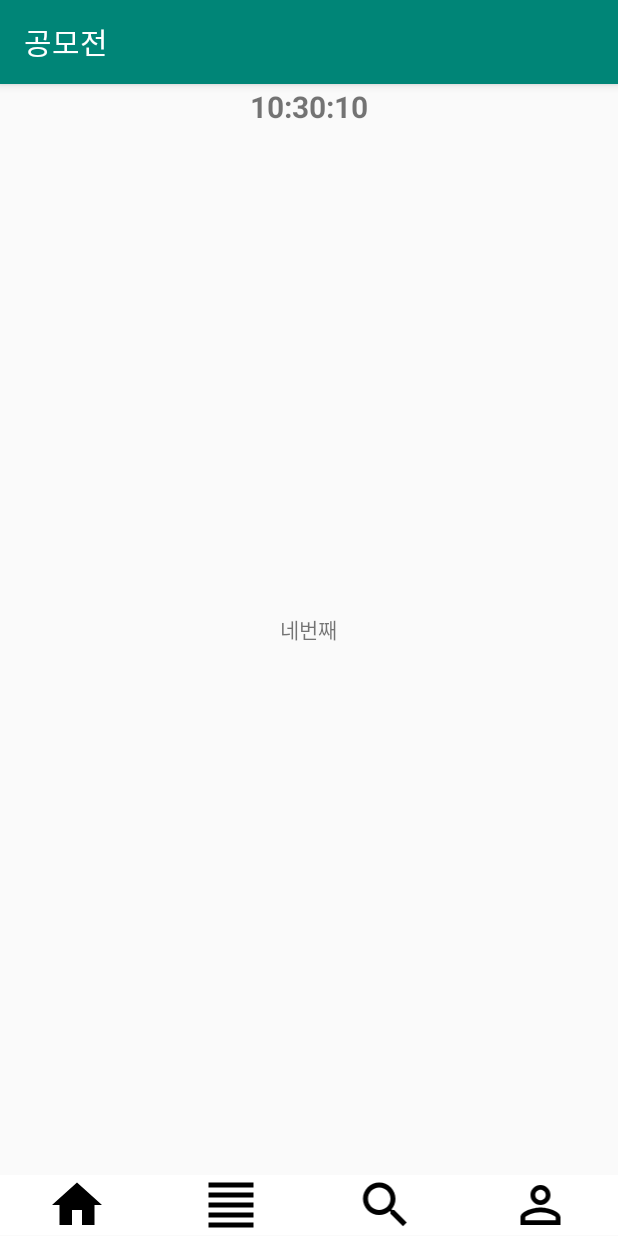
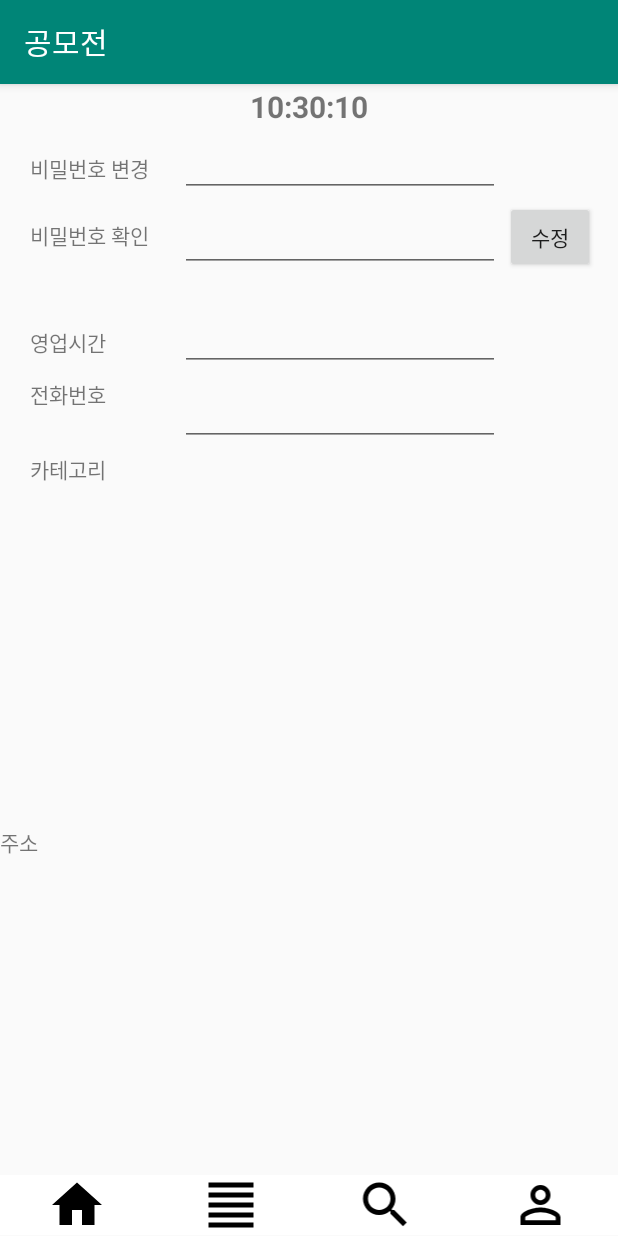
Before and after one commit to VanSubstance/projectTemp, an Android app: the fragment sellerUIInfo placed in its activity, on a phone screen of 412 x 824 dp. Run offline under Robolectric (Android 15) with nearby library versions, the phone set to English and light mode, and no system bars.

Commit message:
Update seller_ui_info.xml
판매자 정보 UI 배치 중 졸려서 일어나서 마저 함

```diff
--- a/app/src/main/res/layout/seller_ui_info.xml
+++ b/app/src/main/res/layout/seller_ui_info.xml
@@ -1,12 +1,121 @@
 <?xml version="1.0" encoding="utf-8"?>
 <LinearLayout xmlns:android="http://schemas.android.com/apk/res/android"
-    android:orientation="vertical" android:layout_width="match_parent"
+    xmlns:tools="http://schemas.android.com/tools"
+    android:orientation="vertical"
+    android:layout_width="match_parent"
     android:layout_height="match_parent"
-    android:gravity="center">
+    >
 
-    <TextView
-        android:text="네번째"
-        android:layout_width="wrap_content"
-        android:layout_height="wrap_content" />
+    <FrameLayout
+        android:layout_width="match_parent"
+        android:layout_height="0dp"
+        android:layout_weight="1"
+        android:layout_marginTop="30dp">
 
+        <TextView
+            android:id="@+id/textView7"
+            android:layout_width="wrap_content"
+            android:layout_height="wrap_content"
+            android:layout_marginLeft="20dp"
+            android:layout_marginTop="60dp"
+            android:text="비밀번호 확인" />
+
+        <TextView
+            android:id="@+id/textView"
+            android:layout_width="wrap_content"
+            android:layout_height="wrap_content"
+            android:layout_marginLeft="20dp"
+            android:layout_marginTop="15dp"
+            android:text="비밀번호 변경" />
+
+        <EditText
+            android:id="@+id/editTextTextPassword"
+            android:layout_width="wrap_content"
+            android:layout_height="wrap_content"
+            android:layout_marginLeft="120dp"
+            android:ems="10"
+            android:inputType="textPassword" />
+
+        <EditText
+            android:id="@+id/editTextTextPassword3"
+            android:layout_width="wrap_content"
+            android:layout_height="wrap_content"
+            android:layout_marginLeft="120dp"
+            android:layout_marginTop="50dp"
+            android:ems="10"
+            android:inputType="textPassword" />
+
+        <Button
+            android:id="@+id/button"
+            android:layout_width="60dp"
+            android:layout_height="wrap_content"
+            android:layout_gravity="bottom|right"
+            android:layout_marginRight="15dp"
+            android:layout_marginBottom="20dp"
+            android:text="수정" />
+    </FrameLayout>
+
+    <FrameLayout
+        android:layout_width="match_parent"
+        android:layout_height="0dp"
+        android:layout_weight="3">
+
+        <TextView
+            android:id="@+id/textView3"
+            android:layout_width="wrap_content"
+            android:layout_height="wrap_content"
+            android:layout_marginLeft="20dp"
+            android:layout_marginTop="50dp"
+            android:text="전화번호" />
+
+        <TextView
+            android:id="@+id/textView4"
+            android:layout_width="wrap_content"
+            android:layout_height="wrap_content"
+            android:layout_marginLeft="20dp"
+            android:layout_marginTop="100dp"
+            android:text="카테고리" />
+
+        <EditText
+            android:id="@+id/editTextPhone"
+            android:layout_width="wrap_content"
+            android:layout_height="wrap_content"
+            android:layout_marginLeft="120dp"
+            android:layout_marginTop="50dp"
+            android:ems="10"
+            android:inputType="phone" />
+
+        <EditText
+            android:id="@+id/editTextTime"
+            android:layout_width="wrap_content"
+            android:layout_height="wrap_content"
+            android:layout_marginLeft="120dp"
+            android:ems="10"
+            android:inputType="time" />
+
+        <FrameLayout
+            android:layout_width="match_parent"
+            android:layout_height="49dp">
+
+            <TextView
+                android:id="@+id/textView2"
+                android:layout_width="wrap_content"
+                android:layout_height="wrap_content"
+                android:layout_marginLeft="20dp"
+                android:layout_marginTop="15dp"
+                android:text="영업시간" />
+        </FrameLayout>
+    </FrameLayout>
+
+    <FrameLayout
+        android:layout_width="match_parent"
+        android:layout_height="0dp"
+        android:layout_weight="2">
+
+        <TextView
+            android:id="@+id/textView8"
+            android:layout_width="wrap_content"
+            android:layout_height="wrap_content"
+            android:text="주소" />
+    </FrameLayout>
 </LinearLayout>
```
